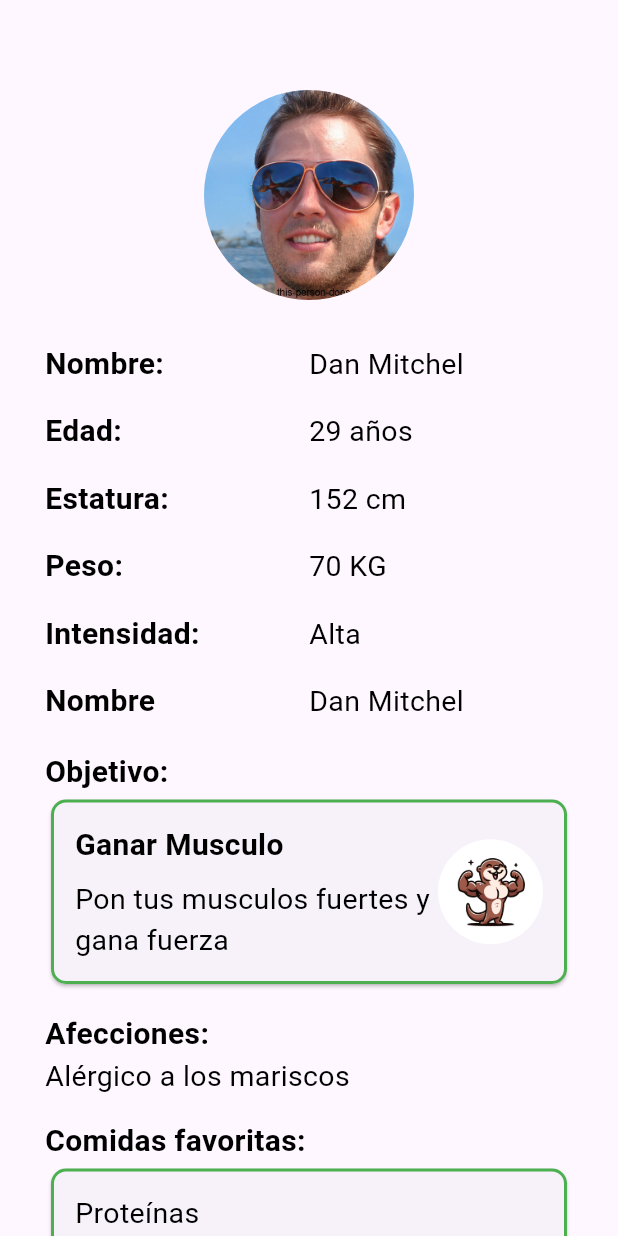
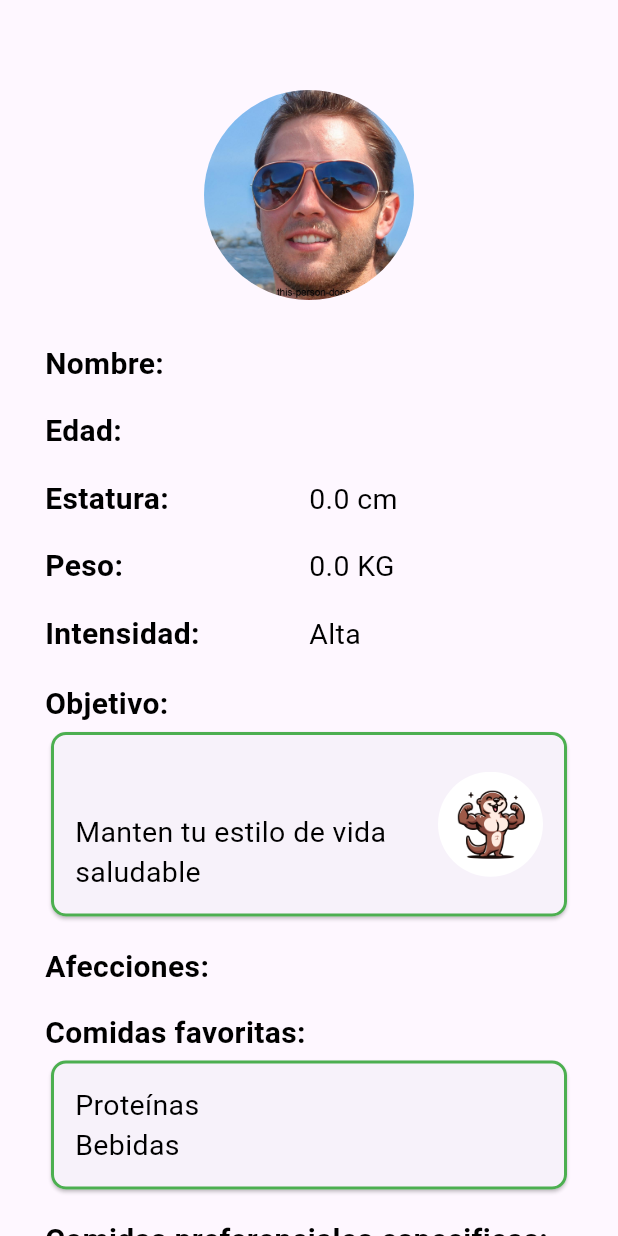
Before and after one commit to ThePain99/nutria-flutter, a Flutter app: the ProfileWithoutPage screen opened directly, on a phone screen of 412 x 824 dp. Run offline on Flutter 3.47's test engine with Material 3 defaults, Android fonts, the phone set to English and light mode, and no system bars; our stand-ins replace bloc, flutter_bloc, google_fonts, image_picker, rxdart and 1 more; missing offline and left inert: dart:ffi; accounts and stored records are empty.

Commit message:
Add changes

```diff
--- a/lib/modules/user/food_favorite/favorite.dart
+++ b/lib/modules/user/food_favorite/favorite.dart
@@ -11,6 +11,7 @@ import 'package:shared_preferences/shared_preferences.dart';
 import '../../../models/Aliments.dart';
 import '../../../models/Patient.dart';
 import '../../../services/patientServices.dart';
+import '../../utils/Utils.dart';
 
 class FavoritePage extends StatefulWidget with NavigationStates {
   const FavoritePage({Key? key}) : super(key: key);
@@ -95,9 +96,10 @@ class _FavoritePageState extends State<FavoritePage> {
                         child: Column(
                           crossAxisAlignment: CrossAxisAlignment.start,
                           children: [
-                            _buildBlackText("Nombre: Dan Mitchel"),
+                            _buildBlackText("Nombre: " + patient.name),
                             SizedBox(height: 8),
-                            _buildBlackText("Edad: 29 años"),
+                            _buildBlackText("Edad: " +
+                                Utils.calculateAge(patient.birthday) + " años"),
                           ],
                         ),
                       ),
--- a/lib/modules/user/home/home.dart
+++ b/lib/modules/user/home/home.dart
@@ -44,7 +44,7 @@ class _HomePageState extends State<HomePage> {
     setState(() {
       patient = fetchPatient;
     });
-    prefs.setString("user", jsonEncode(patient));
+    prefs.setString("patient", jsonEncode(patient));
   }
 
   Future<void> fetchAlimentsByPatientId() async {
--- a/lib/modules/user/profile/profileWithEdit.dart
+++ b/lib/modules/user/profile/profileWithEdit.dart
@@ -47,7 +47,7 @@ class _ProfileWithPageState extends State<ProfileWithPage> {
   //fetchPatient
   Future<void> fetchPatient() async {
     SharedPreferences prefs = await SharedPreferences.getInstance();
-    String userTemp = prefs.getString('user')!;
+    String userTemp = prefs.getString('patient')!;
     setState(() {
       patient = Patient
           .fromJson(jsonDecode(userTemp));
--- a/lib/modules/user/profile/profileWithoutEdit.dart
+++ b/lib/modules/user/profile/profileWithoutEdit.dart
@@ -2,6 +2,7 @@ import 'dart:convert';
 
 import 'package:flutter/material.dart';
 import 'package:flutter/services.dart';
+import 'package:nutriapp/modules/utils/Utils.dart';
 import 'package:nutriapp/themes/color.dart';
 import 'package:nutriapp/modules/user/bloc_navigation/navigation.dart';
 import 'package:nutriapp/modules/user/profile/profileWithEdit.dart';
@@ -43,7 +44,7 @@ class _ProfileWithoutPageState extends State<ProfileWithoutPage> {
   //fetchPatient
   Future<void> fetchPatient() async {
     SharedPreferences prefs = await SharedPreferences.getInstance();
-    String userTemp = prefs.getString('user')!;
+    String userTemp = prefs.getString('patient')!;
     setState(() {
       patient = Patient.fromJson(jsonDecode(userTemp));
     });
@@ -79,7 +80,7 @@ class _ProfileWithoutPageState extends State<ProfileWithoutPage> {
                 child: Row(
                   children: [
                     Expanded(flex: 2, child: _buildBlackSubTitle("Nombre:")),
-                    Expanded(flex: 2, child: _buildBlackText("Dan Mitchel")),
+                    Expanded(flex: 2, child: _buildBlackText(patient.name)),
                   ],
                 ),
               ),
@@ -88,7 +89,7 @@ class _ProfileWithoutPageState extends State<ProfileWithoutPage> {
                 child: Row(
                   children: [
                     Expanded(flex: 2, child: _buildBlackSubTitle("Edad:")),
-                    Expanded(flex: 2, child: _buildBlackText("29 años")),
+                    Expanded(flex: 2, child: _buildBlackText(patient.birthday)),
                   ],
                 ),
               ),
@@ -97,7 +98,7 @@ class _ProfileWithoutPageState extends State<ProfileWithoutPage> {
                 child: Row(
                   children: [
                     Expanded(flex: 2, child: _buildBlackSubTitle("Estatura:")),
-                    Expanded(flex: 2, child: _buildBlackText("152 cm")),
+                    Expanded(flex: 2, child: _buildBlackText(patient.height.toString() + " cm")),
                   ],
                 ),
               ),
@@ -106,7 +107,7 @@ class _ProfileWithoutPageState extends State<ProfileWithoutPage> {
                 child: Row(
                   children: [
                     Expanded(flex: 2, child: _buildBlackSubTitle("Peso:")),
-                    Expanded(flex: 2, child: _buildBlackText("70 KG")),
+                    Expanded(flex: 2, child: _buildBlackText(patient.weight.toString() + " KG")),
                   ],
                 ),
               ),
@@ -120,15 +121,15 @@ class _ProfileWithoutPageState extends State<ProfileWithoutPage> {
                   ],
                 ),
               ),
-              Padding(
-                padding: const EdgeInsets.symmetric(vertical: 8.0),
-                child: Row(
-                  children: [
-                    Expanded(flex: 2, child: _buildBlackSubTitle("Nombre")),
-                    Expanded(flex: 2, child: _buildBlackText("Dan Mitchel")),
-                  ],
-                ),
-              ),
+              // Padding(
+              //   padding: const EdgeInsets.symmetric(vertical: 8.0),
+              //   child: Row(
+              //     children: [
+              //       Expanded(flex: 2, child: _buildBlackSubTitle("Nombre")),
+              //       Expanded(flex: 2, child: _buildBlackText("Dan Mitchel")),
+              //     ],
+              //   ),
+              // ),
               const SizedBox(height: 10),
               _buildBlackSubTitle("Objetivo:"),
               Container(
@@ -138,14 +139,15 @@ class _ProfileWithoutPageState extends State<ProfileWithoutPage> {
                     // Acción cuando se presiona el Card
                   },
                   child: _buildCardButtom(
-                      "Ganar Musculo",
-                      "Pon tus musculos fuertes y gana fuerza",
+                      patient.objective,
+                      Utils.setObjetive(patient.objective),
                       'assets/ganar_musculo.png'),
                 ),
               ),
               const SizedBox(height: 15),
               _buildBlackSubTitle("Afecciones:"),
-              _buildBlackText("Alérgico a los mariscos"),
+              for (var i = 0; i < patient.allergies.length; i++)
+                _buildBlackText(patient.allergies[i]),
               const SizedBox(height: 15),
               _buildBlackSubTitle("Comidas favoritas:"),
               Container(
```
